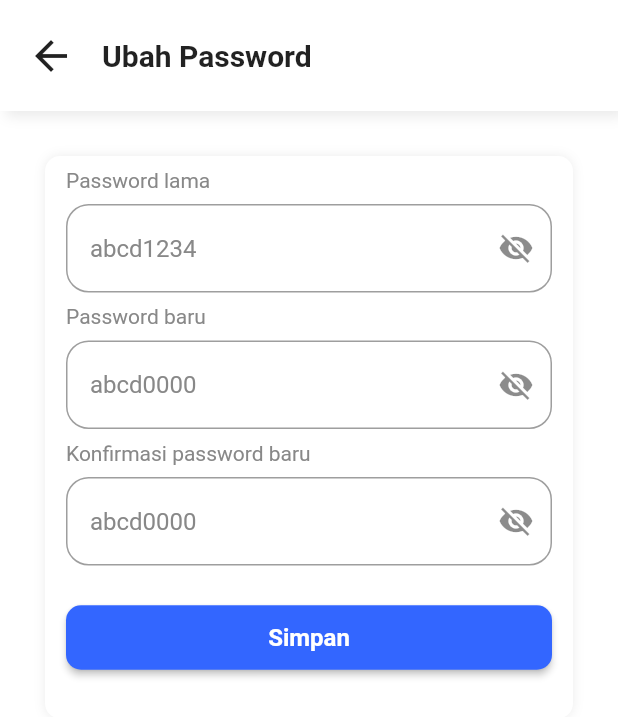
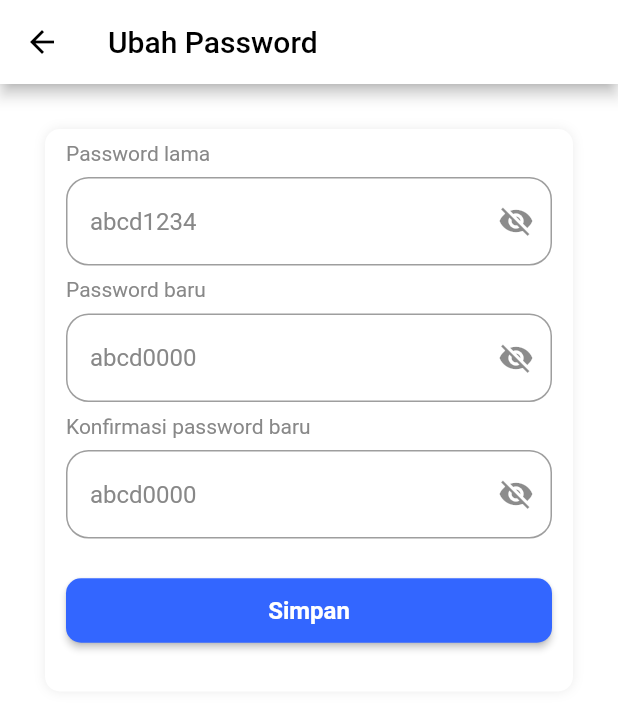
Before and after one commit to capstone-vaccine-book-17/VaccineBooking-MB, a Flutter app: the UbahPassword screen opened directly, on a phone screen of 412 x 824 dp. Shown: the top 717 px of the screen. Run offline on Flutter 3.47's test engine with Material 2 defaults, Android fonts, the phone set to English and light mode, and no system bars.

```diff
--- a/lib/features/profile/ubah_password.dart
+++ b/lib/features/profile/change_password.dart
@@ -1,6 +1,6 @@
 import 'package:flutter/material.dart';
 import 'package:provider/provider.dart';
-import 'package:w_vaccine/features/profile/ubah_password_viewmodel.dart';
+import 'package:w_vaccine/features/profile/change_password_viewmodel.dart';
 
 class UbahPassword extends StatelessWidget {
   const UbahPassword({super.key});
@@ -9,49 +9,19 @@ class UbahPassword extends StatelessWidget {
   Widget build(BuildContext context) {
     final formKey = GlobalKey<FormState>();
     return Scaffold(
+      appBar: AppBar(
+        iconTheme: const IconThemeData(color: Colors.black),
+        backgroundColor: Colors.white,
+        title: const Text(
+          'Ubah Password',
+          style: TextStyle(color: Colors.black),
+        ),
+      ),
       backgroundColor: Colors.white,
       body: SingleChildScrollView(
         child: SafeArea(
           child: Column(
             children: [
-              Container(
-                decoration: BoxDecoration(
-                  color: Colors.white,
-                  boxShadow: [
-                    BoxShadow(
-                      color: Colors.grey.withOpacity(0.2),
-                      spreadRadius: 0,
-                      blurRadius: 6,
-                      offset: const Offset(4, 4),
-                    )
-                  ],
-                ),
-                child: Padding(
-                  padding:
-                      const EdgeInsets.symmetric(vertical: 13, horizontal: 10),
-                  child: Row(
-                    children: [
-                      IconButton(
-                        onPressed: () {
-                          Navigator.pop(context);
-                        },
-                        icon: const Icon(
-                          Icons.arrow_back,
-                          size: 32,
-                        ),
-                      ),
-                      const SizedBox(
-                        width: 10,
-                      ),
-                      const Text(
-                        'Ubah Password',
-                        style: TextStyle(
-                            fontSize: 20, fontWeight: FontWeight.bold),
-                      ),
-                    ],
-                  ),
-                ),
-              ),
               Form(
                 child: Padding(
                   padding: const EdgeInsets.all(30),
@@ -75,8 +45,7 @@ class UbahPassword extends StatelessWidget {
                       key: formKey,
                       children: [
                         const Padding(
-                          padding: EdgeInsets.only(
-                              left: 14, right: 14, top: 8),
+                          padding: EdgeInsets.only(left: 14, right: 14, top: 8),
                           child: Text(
                             "Password lama",
                             style: TextStyle(
@@ -90,14 +59,14 @@ class UbahPassword extends StatelessWidget {
                               left: 14, right: 14, top: 8),
                           child: Consumer<ObscureSwitcher>(
                             builder: (context, provider, _) => TextFormField(
-                              obscureText: provider.pwdlama,
+                              obscureText: provider.oldpwd,
                               keyboardType: TextInputType.text,
                               decoration: InputDecoration(
                                 suffixIcon: IconButton(
                                   onPressed: () {
-                                    provider.pwdlama = !provider.pwdlama;
+                                    provider.oldpwd = !provider.oldpwd;
                                   },
-                                  icon: provider.pwdlamaIcn,
+                                  icon: provider.oldpwdIcn,
                                 ),
                                 hintText: "\tabcd1234",
                                 hintStyle: const TextStyle(
@@ -120,8 +89,7 @@ class UbahPassword extends StatelessWidget {
                           ),
                         ),
                         const Padding(
-                          padding: EdgeInsets.only(
-                              left: 14, right: 14, top: 8),
+                          padding: EdgeInsets.only(left: 14, right: 14, top: 8),
                           child: Text(
                             "Password baru",
                             style: TextStyle(
@@ -136,14 +104,14 @@ class UbahPassword extends StatelessWidget {
                           child: Consumer<ObscureSwitcher>(
                             builder: (context, provider, child) =>
                                 TextFormField(
-                              obscureText: provider.pwdbaru,
+                              obscureText: provider.newpwd,
                               keyboardType: TextInputType.text,
                               decoration: InputDecoration(
                                 suffixIcon: IconButton(
                                   onPressed: () {
-                                    provider.pwdbaru = !provider.pwdbaru;
+                                    provider.newpwd = !provider.newpwd;
                                   },
-                                  icon: provider.pwdbruIcn,
+                                  icon: provider.newpwdIcn,
                                 ),
                                 hintText: "\tabcd0000",
                                 hintStyle: const TextStyle(
@@ -166,8 +134,7 @@ class UbahPassword extends StatelessWidget {
                           ),
                         ),
                         const Padding(
-                          padding: EdgeInsets.only(
-                              left: 14, right: 14, top: 8),
+                          padding: EdgeInsets.only(left: 14, right: 14, top: 8),
                           child: Text(
                             "Konfirmasi password baru",
                             style: TextStyle(
@@ -182,15 +149,15 @@ class UbahPassword extends StatelessWidget {
                           child: Consumer<ObscureSwitcher>(
                             builder: (context, provider, child) =>
                                 TextFormField(
-                              obscureText: provider.pwdkonfirm,
+                              obscureText: provider.pwdconfirm,
                               keyboardType: TextInputType.text,
                               decoration: InputDecoration(
                                 suffixIcon: IconButton(
                                     onPressed: () {
-                                      provider.pwdkonfirm =
-                                          !provider.pwdkonfirm;
+                                      provider.pwdconfirm =
+                                          !provider.pwdconfirm;
                                     },
-                                    icon: provider.pwdknfrmIcn),
+                                    icon: provider.pwdcnfrmIcn),
                                 hintText: "\tabcd0000",
                                 hintStyle: const TextStyle(
                                   fontSize: 16,
--- a/lib/features/profile/ubah_password_viewmodel.dart
+++ b/lib/features/profile/change_password_viewmodel.dart
@@ -1,44 +1,44 @@
 import 'package:flutter/material.dart';
 
 class ObscureSwitcher with ChangeNotifier {
-  bool _pwdlama = true;
-  bool _pwdbaru = true;
-  bool _pwdkonfirm = true;
+  bool _oldpwd = true;
+  bool _newpwd = true;
+  bool _pwdconfirm = true;
 
-  bool get pwdlama => _pwdlama;
-  bool get pwdbaru => _pwdbaru;
-  bool get pwdkonfirm => _pwdkonfirm;
+  bool get oldpwd => _oldpwd;
+  bool get newpwd => _newpwd;
+  bool get pwdconfirm => _pwdconfirm;
 
-  set pwdlama(bool value) {
-    _pwdlama = value;
+  set oldpwd(bool value) {
+    _oldpwd = value;
     notifyListeners();
   }
 
-  set pwdbaru(bool value) {
-    _pwdbaru = value;
+  set newpwd(bool value) {
+    _newpwd = value;
     notifyListeners();
   }
 
-  set pwdkonfirm(bool value) {
-    _pwdkonfirm = value;
+  set pwdconfirm(bool value) {
+    _pwdconfirm = value;
     notifyListeners();
   }
 
-  Icon get pwdlamaIcn => (_pwdlama)
+  Icon get oldpwdIcn => (_oldpwd)
       ? const Icon(
           Icons.visibility_off,
         )
       : const Icon(
           Icons.visibility,
         );
-  Icon get pwdbruIcn => (_pwdbaru)
+  Icon get newpwdIcn => (_newpwd)
       ? const Icon(
           Icons.visibility_off,
         )
       : const Icon(
           Icons.visibility,
         );
-  Icon get pwdknfrmIcn => (_pwdkonfirm)
+  Icon get pwdcnfrmIcn => (_pwdconfirm)
       ? const Icon(
           Icons.visibility_off,
         )
--- a/lib/features/profile/index_profile.dart
+++ b/lib/features/profile/index_profile.dart
@@ -3,7 +3,7 @@ import 'package:w_vaccine/features/profile/family_group.dart';
 
 import 'package:w_vaccine/features/profile/list_menu.dart';
 import 'package:w_vaccine/features/profile/personal_data_page.dart';
-import 'package:w_vaccine/features/profile/ubah_password.dart';
+import 'package:w_vaccine/features/profile/change_password.dart';
 
 class IndexProfile extends StatelessWidget {
   const IndexProfile({super.key});
--- a/lib/main.dart
+++ b/lib/main.dart
@@ -1,7 +1,7 @@
 import 'package:flutter/material.dart';
 import 'package:provider/provider.dart';
 import 'package:w_vaccine/features/index_navigation.dart';
-import 'package:w_vaccine/features/profile/ubah_password_viewmodel.dart';
+import 'package:w_vaccine/features/profile/change_password_viewmodel.dart';
 import 'package:w_vaccine/styles/theme.dart';
 
 void main() {
```
Also changed, not shown: lib/features/profile/detail_family_group.dart (+78 -1 lines), lib/features/profile/family_group.dart (+7 -6 lines).
